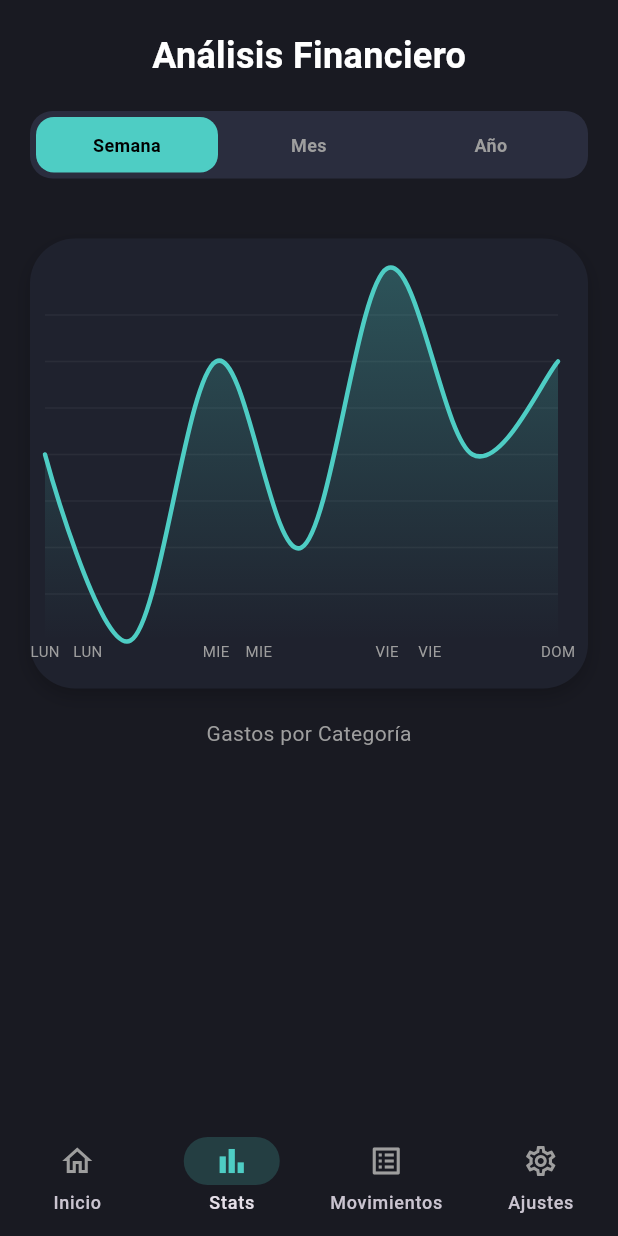
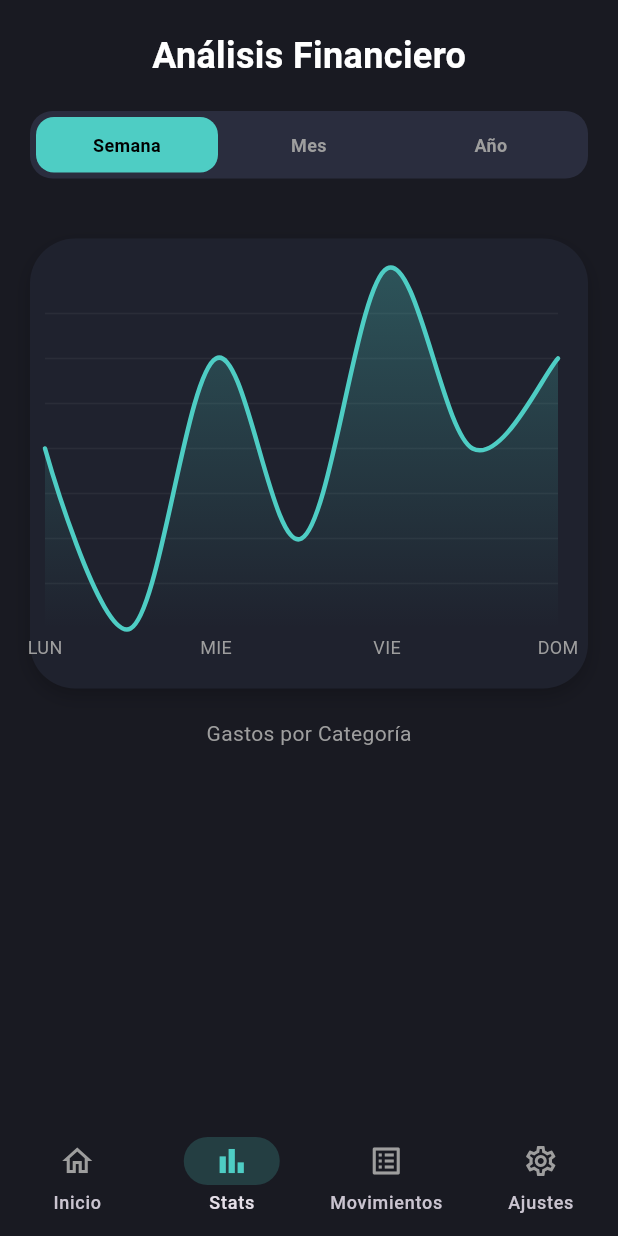
Before and after one commit to AndresCastilloPlata/balancea, a Flutter app: the screen it shows after launch, item 2 of the bottom bar chosen, on a phone screen of 412 x 824 dp. Run offline on Flutter 3.47's test engine with Material 3 defaults, Android fonts, the phone set to English and light mode, and no system bars; drawn by our look-alikes of fl_chart; our stand-ins replace go_router.

Commit message:
Fix: Optimización de gráfica Stats. Uso de fitInside para etiquetas y filtrado de enteros para evitar duplicados

```diff
--- a/lib/presentation/widgets/stats/chart_container.dart
+++ b/lib/presentation/widgets/stats/chart_container.dart
@@ -51,9 +51,13 @@ class ChartContainer extends StatelessWidget {
             bottomTitles: AxisTitles(
               sideTitles: SideTitles(
                 showTitles: true,
+                reservedSize: 30,
+                interval: 1,
                 getTitlesWidget: (value, meta) {
-                  const style = TextStyle(color: Colors.grey, fontSize: 10);
+                  if (value % 1 != 0) return Container();
+                  const style = TextStyle(color: Colors.grey, fontSize: 12);
                   String text;
+
                   switch (value.toInt()) {
                     case 0:
                       text = 'LUN';
@@ -70,7 +74,12 @@ class ChartContainer extends StatelessWidget {
                     default:
                       return Container(); // Ocultar otros días para no amontonar
                   }
-                  return Text(text, style: style);
+                  return SideTitleWidget(
+                    fitInside: SideTitleFitInsideData.fromTitleMeta(meta),
+                    space: 4,
+                    meta: meta,
+                    child: Text(text, style: style),
+                  );
                 },
               ),
             ),
```
